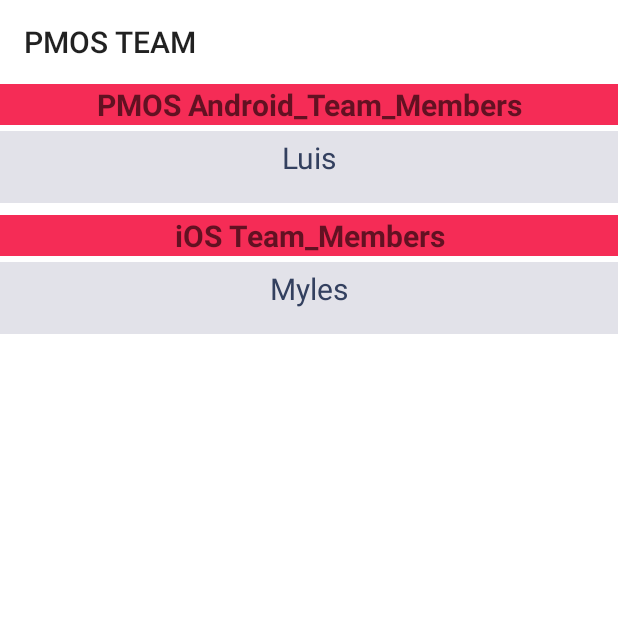
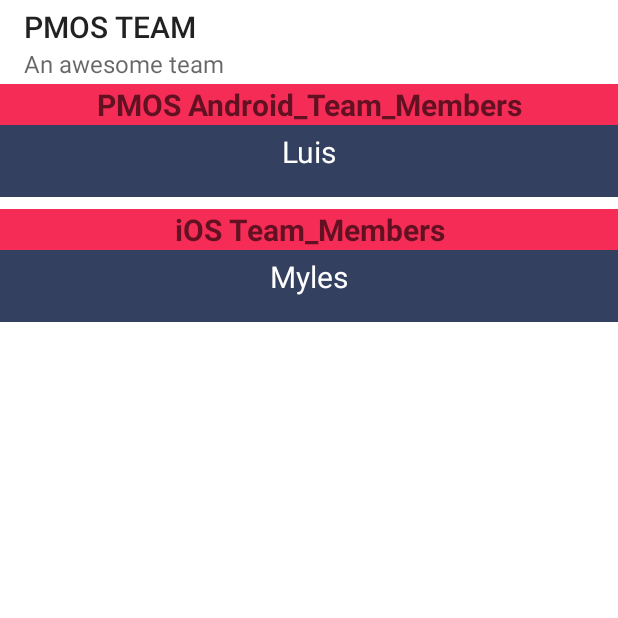
Before and after one commit to Luis-VB/fillMeApp, an Android app: the ThirdActivity screen opened directly, with no data from a screen before it, on a phone screen of 412 x 824 dp, the top half of it. Run offline under Robolectric (Android 15) with nearby library versions, the phone set to English and light mode, and no system bars.

Commit message:
Some changes

```diff
--- a/app/src/main/java/com/example/fillmeapp/ThirdActivity.kt
+++ b/app/src/main/java/com/example/fillmeapp/ThirdActivity.kt
@@ -1,11 +1,10 @@
 package com.example.fillmeapp
+
 
 import android.os.Bundle
 import android.view.LayoutInflater
 import android.view.View
 import android.view.ViewGroup
-import android.widget.AdapterView.OnItemClickListener
-import android.widget.HorizontalScrollView
 import android.widget.TextView
 import androidx.activity.enableEdgeToEdge
 import androidx.appcompat.app.AppCompatActivity
@@ -13,7 +12,6 @@ import androidx.core.view.ViewCompat
 import androidx.core.view.WindowInsetsCompat
 import androidx.recyclerview.widget.LinearLayoutManager
 import androidx.recyclerview.widget.RecyclerView
-import com.example.fillmeapp.databinding.ActivitySecondBinding
 import com.example.fillmeapp.databinding.ActivityThirdBinding
 
 /*  1. Crear un titulo o encabezado (TextView) para el eqiuipo de Android
@@ -23,10 +21,15 @@ import com.example.fillmeapp.databinding.ActivityThirdBinding
 class ThirdActivity : AppCompatActivity() {
 
     lateinit var binding3: ActivityThirdBinding
+
     fun initViews() {
         binding3.toolBar.title = "PMOS TEAM"
         binding3.txt31.text = intent.getStringExtra("data5")
         binding3.txt32.text = intent.getStringExtra("data6")
+    }
+    fun getSubtitle(): CharSequence {
+        binding3.toolBar.subtitle = "An awesome team"
+        return (binding3.toolBar.subtitle)
     }
 
     override fun onCreate(savedInstanceState: Bundle?) {
@@ -40,9 +43,9 @@ class ThirdActivity : AppCompatActivity() {
             insets
         }
         initViews()
+        getSubtitle()
         setRecyclerView1()
         setRecyclerView2()
-
     }
 
     private fun setRecyclerView1() {
--- a/app/src/main/res/layout/activity_third.xml
+++ b/app/src/main/res/layout/activity_third.xml
@@ -23,7 +23,6 @@
         android:background="@color/accent"
         android:hint="PMOS Android_Team_Members"
         android:textAlignment="center"
-        android:textAppearance="@color/primary"
         android:textColor="@color/primary"
         android:textSize="20sp"
         android:textStyle="bold"
@@ -36,10 +35,9 @@
         android:id="@+id/recyclerView1"
         android:layout_width="match_parent"
         android:layout_height="48dp"
-        android:layout_marginTop="4dp"
-        android:background="@color/material_dynamic_neutral90"
+        android:layout_marginTop="0dp"
         app:layout_constraintTop_toBottomOf="@+id/txt31"
-        tools:layout_editor_absoluteX="16dp" />
+        android:background="@color/primary" />
 
     <TextView
         android:id="@+id/txt32"
@@ -49,21 +47,18 @@
         android:background="@color/accent"
         android:hint="iOS Team_Members"
         android:textAlignment="center"
-        android:textAppearance="@color/primary"
         android:textColor="@color/primary"
         android:textSize="20sp"
         android:textStyle="bold"
-        app:layout_constraintTop_toBottomOf="@+id/recyclerView1"
-        tools:layout_editor_absoluteX="0dp" />
+        app:layout_constraintTop_toBottomOf="@+id/recyclerView1" />
 
     <androidx.recyclerview.widget.RecyclerView
         android:id="@+id/recyclerView2"
         android:layout_width="match_parent"
         android:layout_height="48dp"
-        android:layout_marginTop="4dp"
-        android:background="@color/material_dynamic_neutral90"
-        app:layout_constraintTop_toBottomOf="@+id/txt32"
-        tools:layout_editor_absoluteX="0dp" />
+        android:layout_marginTop="0dp"
+        android:background="@color/primary"
+        app:layout_constraintTop_toBottomOf="@+id/txt32"/>
 
 
 </androidx.constraintlayout.widget.ConstraintLayout>
--- a/app/src/main/res/layout/item_view.xml
+++ b/app/src/main/res/layout/item_view.xml
@@ -10,10 +10,9 @@
         android:id="@+id/txt_rv"
         android:layout_width="match_parent"
         android:layout_height="wrap_content"
-        android:text="@string/pmos_android_team_members"
+        android:hint="@string/pmos_android_team_members"
         android:textAlignment="center"
-        android:textAppearance="@color/primary"
-        android:textColor="@color/primary"
+        android:textColor="@color/white"
         android:textSize="20sp"
         app:layout_constraintBottom_toBottomOf="parent"
         app:layout_constraintTop_toTopOf="parent"
```
